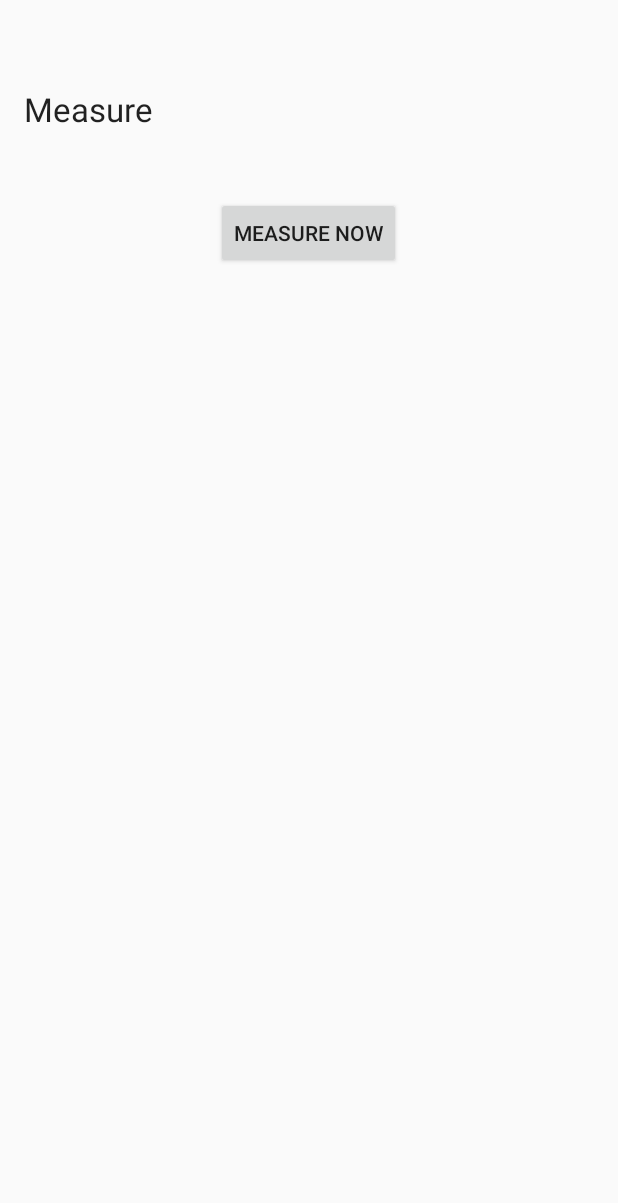
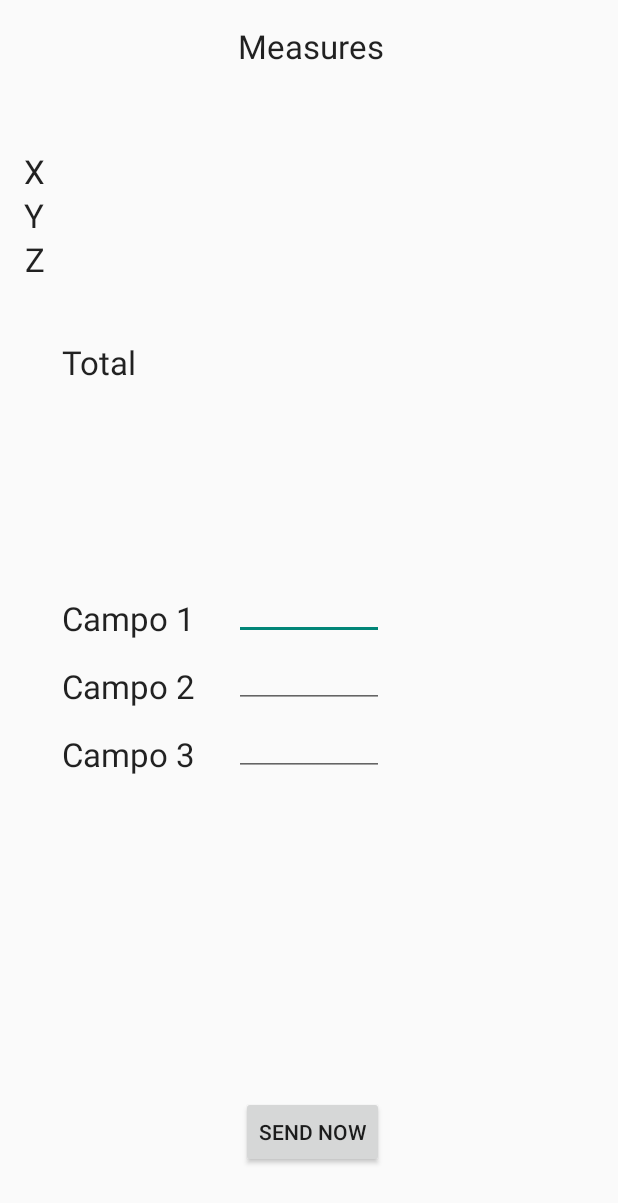
Before and after one commit to jgcasta/MetoriteDetector, an Android app: the layout activity_medir.xml on its own in the app's theme, with its tools: preview values and no code run, on a phone screen of 412 x 824 dp. Shown: the top 1203 px of the screen. Run offline under Robolectric (Android 15) with nearby library versions, the phone set to English and light mode, and no system bars.

Commit message:
Real time sensor magnetometer reading and new layout

```diff
--- a/app/src/main/java/es/astroide/metoritedetector/MedirActivity.java
+++ b/app/src/main/java/es/astroide/metoritedetector/MedirActivity.java
@@ -14,6 +14,7 @@ import android.hardware.SensorEventListener;
 import android.hardware.SensorManager;
 import android.widget.TextView;
 
+import java.text.DecimalFormat;
 import java.util.List;
 
 public class MedirActivity extends ActionBarActivity implements View.OnClickListener, SensorEventListener{
@@ -22,28 +23,30 @@ public class MedirActivity extends ActionBarActivity implements View.OnClickList
     //Sensor accelerometer;
     Sensor magnetometer;
     private float   mMagneticValues[] = new float[3];
-    private TextView txtMeasure;
+    private TextView txtX;
+    private TextView txtY;
+    private TextView txtZ;
+    private TextView txtTotal;
 
     @Override
     protected void onCreate(Bundle savedInstanceState) {
         super.onCreate(savedInstanceState);
         setContentView(R.layout.activity_medir);
 
-        txtMeasure = (TextView) findViewById(R.id.txtMeasure);
+        txtX = (TextView) findViewById(R.id.txtX);
+        txtY = (TextView) findViewById(R.id.txtY);
+        txtZ = (TextView) findViewById(R.id.txtZ);
+        txtTotal = (TextView) findViewById(R.id.txtTotal);
 
         View boton = findViewById(R.id.btnMeasure);
         boton.setOnClickListener(this);
 
-        //mSensorManager = (SensorManager)getSystemService(SENSOR_SERVICE);
-        //accelerometer = mSensorManager.getDefaultSensor(Sensor.TYPE_ACCELEROMETER);
-        //magnetometer = mSensorManager.getDefaultSensor(Sensor.TYPE_MAGNETIC_FIELD);
-        //mSensorManager.registerListener(this, mSensorManager.getDefaultSensor(Sensor.TYPE_MAGNETIC_FIELD), SensorManager.SENSOR_DELAY_FASTEST);
     }
 
     public void onClick(View vista) {
 
         if(vista.getId()==findViewById(R.id.btnMeasure).getId()){
-            Alerta("Estoy dentro");
+            Alerta("Sending data....");
 
         }
     }
@@ -107,9 +110,18 @@ public class MedirActivity extends ActionBarActivity implements View.OnClickList
 
     @Override
     public void onSensorChanged(SensorEvent event) {
-        this.txtMeasure.setText("X = " + event.values[0]);
 
+        float tmpTotal;
 
+        this.txtX.setText(String.valueOf(event.values[0]));
+        this.txtY.setText(String.valueOf(event.values[1]));
+        this.txtZ.setText(String.valueOf(event.values[2]));
+
+        tmpTotal = (event.values[0] * event.values[0]) + (event.values[1] * event.values[1]) + (event.values[2] * event.values[2]);
+        double total = Math.sqrt((double) tmpTotal);
+        DecimalFormat formateador = new DecimalFormat("######.######");
+
+        this.txtTotal.setText(formateador.format (total));
 
     }
 
--- a/app/src/main/res/layout/activity_medir.xml
+++ b/app/src/main/res/layout/activity_medir.xml
@@ -10,27 +10,144 @@
         android:layout_width="wrap_content"
         android:layout_height="wrap_content"
         android:textAppearance="?android:attr/textAppearanceLarge"
-        android:text="Measure"
+        android:text="X"
         android:id="@+id/txt1"
         android:layout_alignParentTop="true"
         android:layout_alignParentStart="true"
-        android:layout_marginTop="42dp" />
+        android:layout_marginTop="83dp" />
+
+    <Button
+        android:layout_width="wrap_content"
+        android:layout_height="wrap_content"
+        android:text="Send Now"
+        android:id="@+id/btnMeasure"
+        android:layout_marginBottom="29dp"
+        android:layout_alignParentBottom="true"
+        android:layout_alignEnd="@+id/editText" />
 
     <TextView
         android:layout_width="wrap_content"
         android:layout_height="wrap_content"
         android:textAppearance="?android:attr/textAppearanceLarge"
-        android:id="@+id/txtMeasure"
-        android:layout_alignTop="@+id/txt1"
-        android:layout_centerHorizontal="true"
-        android:textSize="@dimen/abc_text_size_body_1_material" />
+        android:text="Y"
+        android:id="@+id/txt2"
+        android:layout_below="@+id/txt1"
+        android:layout_alignParentStart="true" />
 
-    <Button
+    <TextView
         android:layout_width="wrap_content"
         android:layout_height="wrap_content"
-        android:text="Measure Now"
-        android:id="@+id/btnMeasure"
-        android:layout_marginTop="44dp"
-        android:layout_below="@+id/txt1"
+        android:textAppearance="?android:attr/textAppearanceLarge"
+        android:text="Z"
+        android:id="@+id/txt3"
+        android:layout_below="@+id/txt2"
+        android:layout_alignEnd="@+id/txt1" />
+
+    <TextView
+        android:layout_width="wrap_content"
+        android:layout_height="wrap_content"
+        android:textAppearance="?android:attr/textAppearanceLarge"
+        android:text="           "
+        android:id="@+id/txtX"
+        android:layout_alignTop="@+id/txt1"
+        android:layout_toEndOf="@+id/txt1"
+        android:layout_marginStart="11dp" />
+
+    <TextView
+        android:layout_width="wrap_content"
+        android:layout_height="wrap_content"
+        android:textAppearance="?android:attr/textAppearanceLarge"
+        android:text="           "
+        android:id="@+id/txtY"
+        android:layout_below="@+id/txtX"
+        android:layout_alignStart="@+id/txtX" />
+
+    <TextView
+        android:layout_width="wrap_content"
+        android:layout_height="wrap_content"
+        android:textAppearance="?android:attr/textAppearanceLarge"
+        android:text="           "
+        android:id="@+id/txtZ"
+        android:layout_below="@+id/txtY"
+        android:layout_alignStart="@+id/txtY" />
+
+    <TextView
+        android:layout_width="wrap_content"
+        android:layout_height="wrap_content"
+        android:textAppearance="?android:attr/textAppearanceLarge"
+        android:text="Total"
+        android:id="@+id/txt4"
+        android:layout_below="@+id/txtZ"
+        android:layout_alignStart="@+id/txtZ"
+        android:layout_marginTop="39dp" />
+
+    <TextView
+        android:layout_width="wrap_content"
+        android:layout_height="wrap_content"
+        android:textAppearance="?android:attr/textAppearanceLarge"
+        android:text="           "
+        android:id="@+id/txtTotal"
+        android:layout_alignTop="@+id/txt4"
+        android:layout_toEndOf="@+id/txtZ" />
+
+    <TextView
+        android:layout_width="wrap_content"
+        android:layout_height="wrap_content"
+        android:textAppearance="?android:attr/textAppearanceLarge"
+        android:text="Campo 1"
+        android:id="@+id/textView"
+        android:layout_centerVertical="true"
+        android:layout_alignStart="@+id/txt4" />
+
+    <TextView
+        android:layout_width="wrap_content"
+        android:layout_height="wrap_content"
+        android:textAppearance="?android:attr/textAppearanceLarge"
+        android:text="Campo 2"
+        android:id="@+id/textView2"
+        android:layout_alignBottom="@+id/editText3"
+        android:layout_alignStart="@+id/textView" />
+
+    <TextView
+        android:layout_width="wrap_content"
+        android:layout_height="wrap_content"
+        android:textAppearance="?android:attr/textAppearanceLarge"
+        android:text="Campo 3"
+        android:id="@+id/textView3"
+        android:layout_alignBottom="@+id/editText4"
+        android:layout_alignStart="@+id/textView2" />
+
+    <EditText
+        android:layout_width="wrap_content"
+        android:layout_height="wrap_content"
+        android:id="@+id/editText"
+        android:width="100dp"
+        android:layout_alignBottom="@+id/textView"
         android:layout_centerHorizontal="true" />
+
+    <EditText
+        android:layout_width="wrap_content"
+        android:layout_height="wrap_content"
+        android:id="@+id/editText3"
+        android:width="100dp"
+        android:layout_below="@+id/editText"
+        android:layout_alignStart="@+id/editText" />
+
+    <EditText
+        android:layout_width="wrap_content"
+        android:layout_height="wrap_content"
+        android:id="@+id/editText4"
+        android:width="100dp"
+        android:layout_below="@+id/editText3"
+        android:layout_alignStart="@+id/editText3" />
+
+    <TextView
+        android:layout_width="wrap_content"
+        android:layout_height="wrap_content"
+        android:textAppearance="?android:attr/textAppearanceLarge"
+        android:text="Measures"
+        android:id="@+id/textView4"
+        android:layout_alignParentTop="true"
+        android:layout_alignEnd="@+id/editText" />
+
 </RelativeLayout>
```
